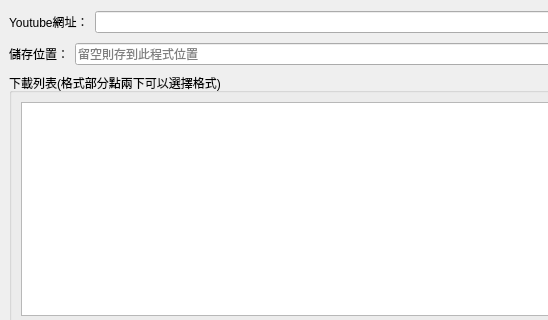
This is MainUi.ui in yui1227/YT_DLP_QT as Qt 5 draws it before an edit; both pictures show x 0 to 548 and y 0 to 320 of the 1200 by 630 pixel window. The edited form follows.
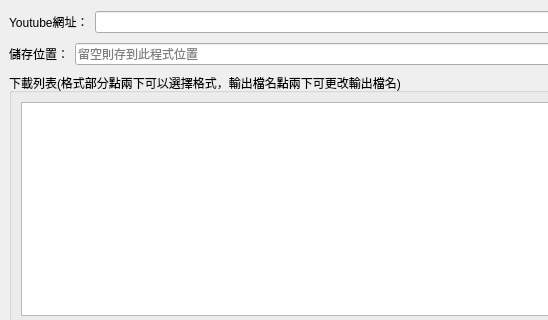
This is the edited form. Icons and pictures are not drawn.

Commit message: 更新自動釋出訊息為最新提交訊息；修正下載列表模型以支持輸出檔名的編輯；調整主介面提示文字以包含輸出檔名的更改說明

What changed in the file:
```diff
--- a/MainUi.ui
+++ b/MainUi.ui
@@ -71,7 +71,7 @@
     <item>
      <widget class="QGroupBox" name="groupBox">
       <property name="title">
-       <string>下載列表(格式部分點兩下可以選擇格式)</string>
+       <string>下載列表(格式部分點兩下可以選擇格式，輸出檔名點兩下可更改輸出檔名)</string>
       </property>
       <layout class="QHBoxLayout" name="horizontalLayout_2">
        <item>
```
The commit also changes 5 other files.
